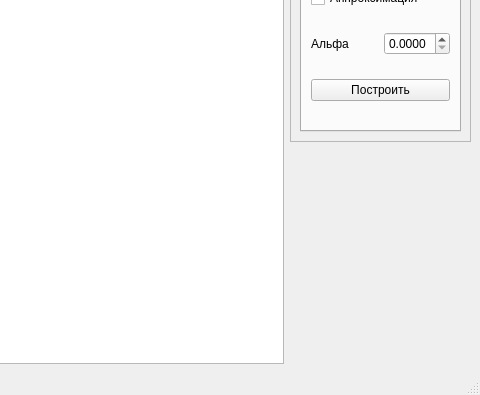
Qt form ui/qt/design.ui (migregal/bmstu-iu7-cg-cp) before a commit; both pictures show x 203 to 683 and y 228 to 623 of the 683 by 623 pixel window.
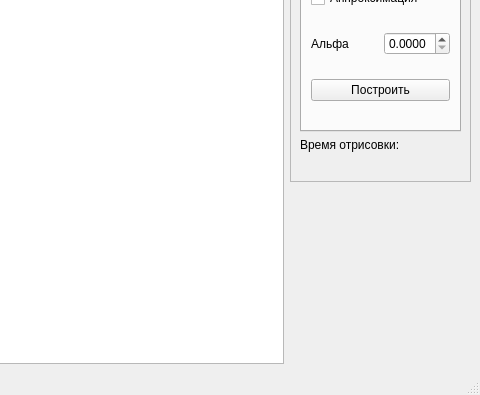
The same form after that commit.

Patch:
```diff
--- a/ui/qt/design.ui
+++ b/ui/qt/design.ui
@@ -318,6 +318,20 @@
          </widget>
         </widget>
        </item>
+       <item>
+        <widget class="QLabel" name="label_13">
+         <property name="text">
+          <string>Время отрисовки:</string>
+         </property>
+        </widget>
+       </item>
+       <item>
+        <widget class="QLabel" name="timeMeasurement">
+         <property name="text">
+          <string/>
+         </property>
+        </widget>
+       </item>
       </layout>
      </widget>
     </item>
```
